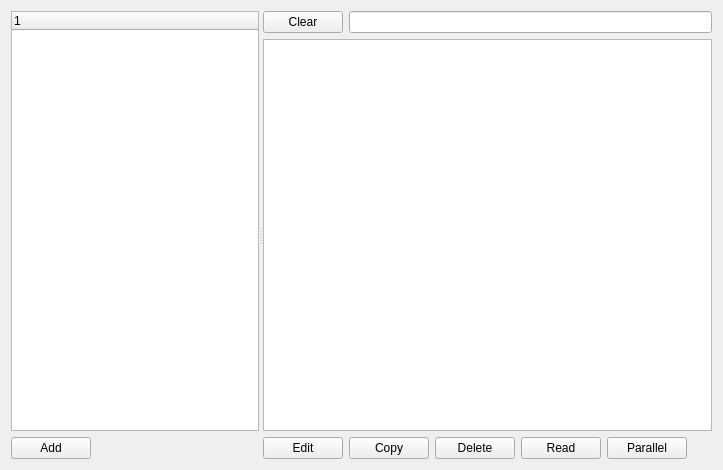
t123/ReadingTool.Python, file qtdesigner/items.ui: the form before one commit.
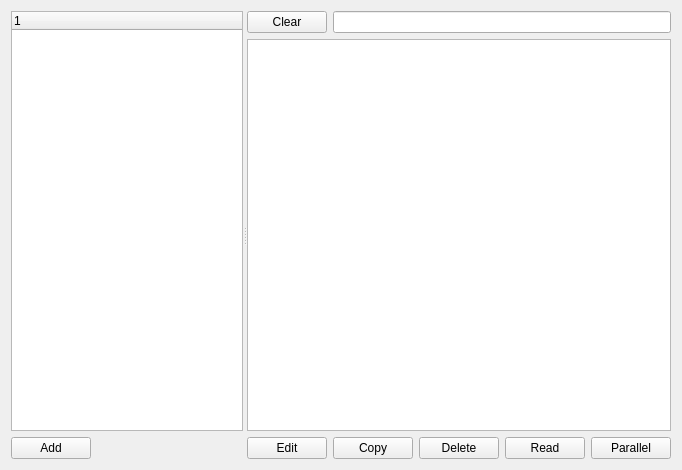
The form after the commit.

What changed in the file:
```diff
--- a/qtdesigner/items.ui
+++ b/qtdesigner/items.ui
@@ -6,7 +6,7 @@
    <rect>
     <x>0</x>
     <y>0</y>
-    <width>723</width>
+    <width>682</width>
     <height>470</height>
    </rect>
   </property>
```
Left out of the diff: 8 changed lines with no effect on the pictures.
